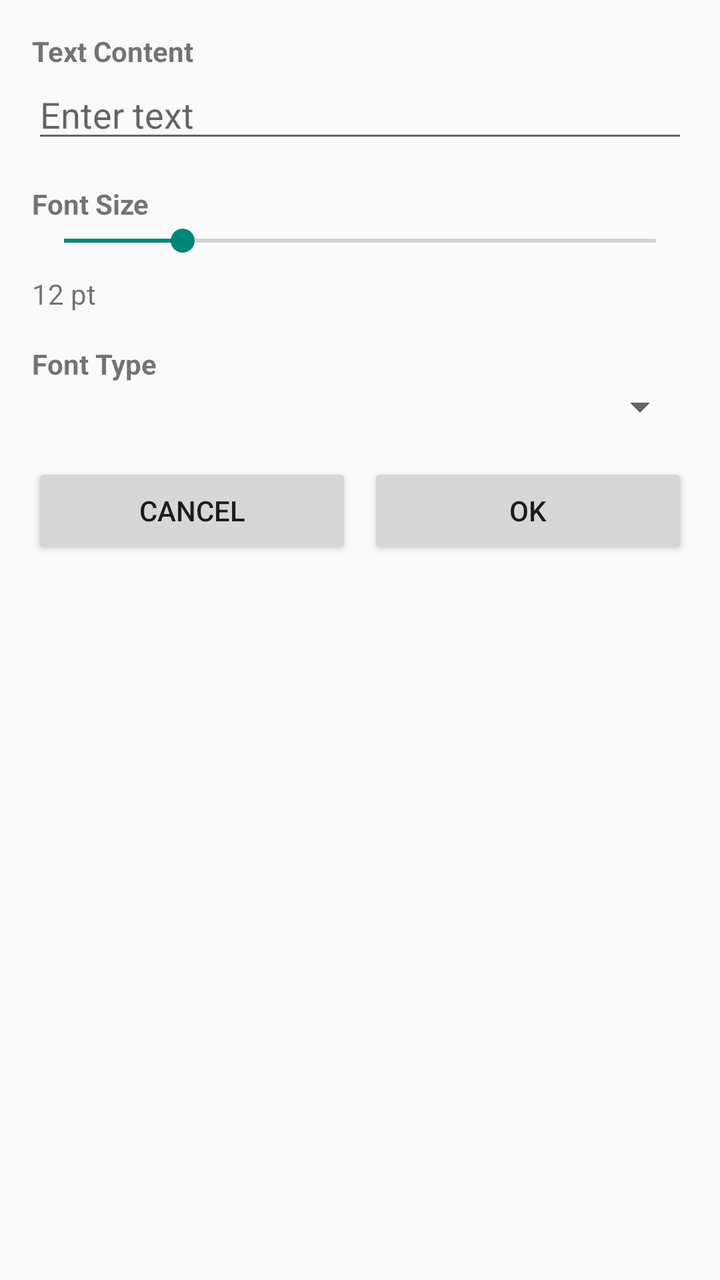
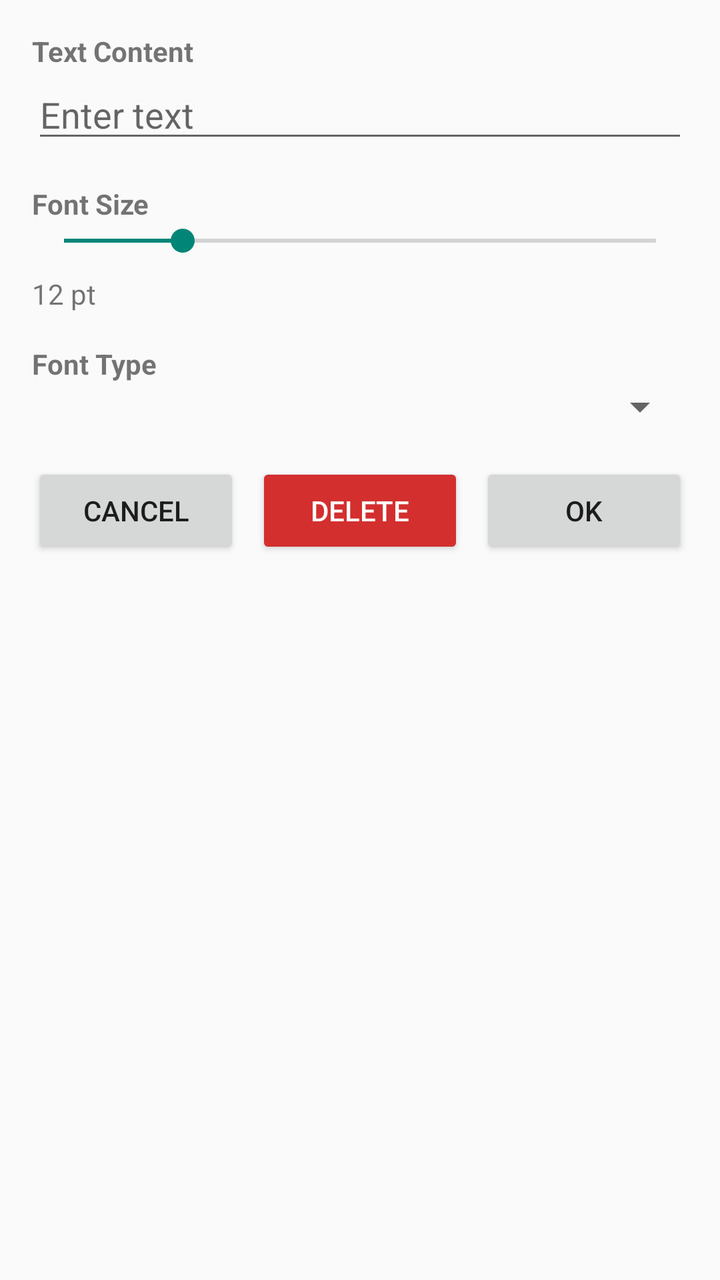

Compare the two renders of this Android layout. The source of the first and the diff that turns it into the second are given below.
<!-- AndroidManifest.xml: application theme Theme.AppCompat.Light.DarkActionBar -->
<!-- res/layout/dialog_text_edit.xml -->
<?xml version="1.0" encoding="utf-8"?>
<LinearLayout xmlns:android="http://schemas.android.com/apk/res/android"
    android:layout_width="match_parent"
    android:layout_height="wrap_content"
    android:orientation="vertical"
    android:padding="16dp">

    <TextView
        android:layout_width="wrap_content"
        android:layout_height="wrap_content"
        android:text="Text Content"
        android:textStyle="bold" />

    <EditText
        android:id="@+id/etTextContent"
        android:layout_width="match_parent"
        android:layout_height="wrap_content"
        android:hint="Enter text"
        android:layout_marginBottom="16dp" />

    <TextView
        android:layout_width="wrap_content"
        android:layout_height="wrap_content"
        android:text="Font Size"
        android:textStyle="bold" />

    <SeekBar
        android:id="@+id/seekBarFontSize"
        android:layout_width="match_parent"
        android:layout_height="wrap_content"
        android:max="60"
        android:progress="12"
        android:layout_marginBottom="8dp" />

    <TextView
        android:id="@+id/tvFontSize"
        android:layout_width="wrap_content"
        android:layout_height="wrap_content"
        android:text="12 pt"
        android:layout_marginBottom="16dp" />

    <TextView
        android:layout_width="wrap_content"
        android:layout_height="wrap_content"
        android:text="Font Type"
        android:textStyle="bold" />

    <Spinner
        android:id="@+id/spinnerFontType"
        android:layout_width="match_parent"
        android:layout_height="wrap_content"
        android:layout_marginBottom="16dp" />

    <LinearLayout
        android:layout_width="match_parent"
        android:layout_height="wrap_content"
        android:orientation="horizontal">

        <Button
            android:id="@+id/btnCancel"
            android:layout_width="0dp"
            android:layout_height="wrap_content"
            android:layout_weight="1"
            android:text="Cancel"
            android:layout_marginEnd="8dp" />

        <Button
            android:id="@+id/btnOk"
            android:layout_width="0dp"
            android:layout_height="wrap_content"
            android:layout_weight="1"
            android:text="OK" />
    </LinearLayout>

</LinearLayout>
<!-- resources referenced by this layout -->
<resources>

</resources>

<!-- the commit's change to res/layout/dialog_text_edit.xml (unified diff, before → after) -->
@@ -65,6 +65,16 @@
             android:layout_marginEnd="8dp" />
 
         <Button
+            android:id="@+id/btnDelete"
+            android:layout_width="0dp"
+            android:layout_height="wrap_content"
+            android:layout_weight="1"
+            android:text="Delete"
+            android:textColor="#FFFFFF"
+            android:backgroundTint="#D32F2F"
+            android:layout_marginEnd="8dp" />
+
+        <Button
             android:id="@+id/btnOk"
             android:layout_width="0dp"
             android:layout_height="wrap_content"
